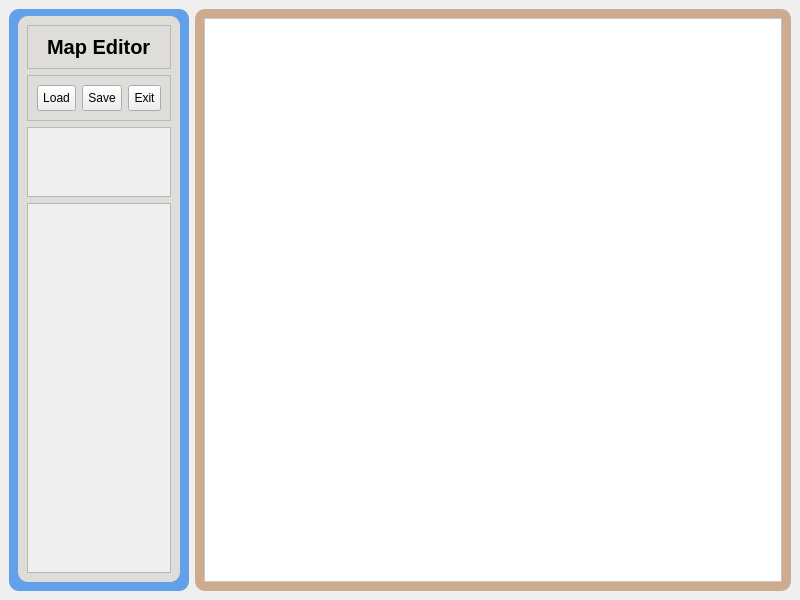
Qt form editor/MapEditor.ui (alejoordonez02/counter-strike-2d) before a commit.
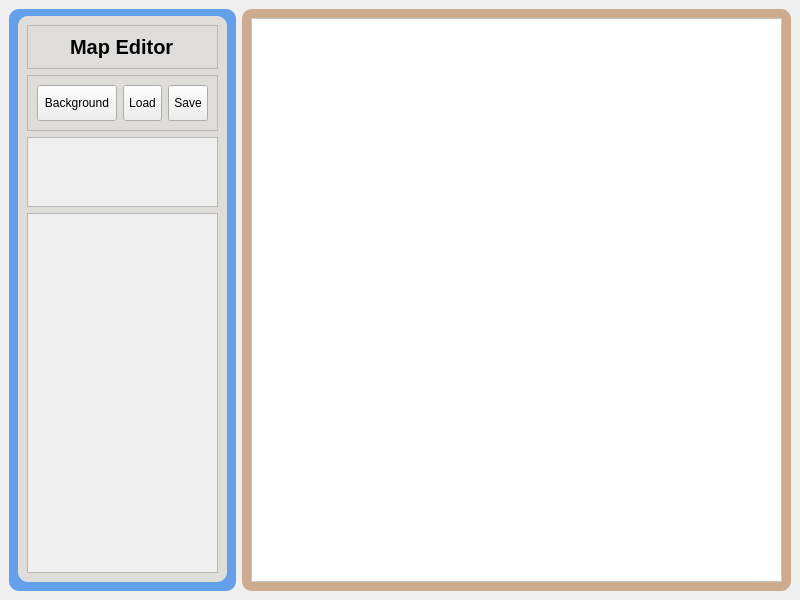
The same form after that commit. Icons and pictures are not drawn.

```diff
--- a/editor/MapEditor.ui
+++ b/editor/MapEditor.ui
@@ -13,6 +13,9 @@
   <property name="windowTitle">
    <string>MainWindow</string>
   </property>
+  <property name="styleSheet">
+   <string notr="true"/>
+  </property>
   <widget class="QWidget" name="centralwidget">
    <layout class="QHBoxLayout" name="horizontalLayout_3">
     <item>
@@ -49,7 +52,7 @@
        <property name="topMargin">
         <number>7</number>
        </property>
-       <item alignment="Qt::AlignRight">
+       <item>
         <widget class="QFrame" name="leftFrame">
          <property name="sizePolicy">
           <sizepolicy hsizetype="Fixed" vsizetype="Expanding">
@@ -84,6 +87,9 @@
               <bold>false</bold>
              </font>
             </property>
+            <property name="styleSheet">
+             <string notr="true"/>
+            </property>
             <property name="frameShape">
              <enum>QFrame::StyledPanel</enum>
             </property>
@@ -114,14 +120,23 @@
             </layout>
            </widget>
           </item>
-          <item alignment="Qt::AlignTop">
+          <item>
            <widget class="QFrame" name="buttonsFrame">
+            <property name="enabled">
+             <bool>true</bool>
+            </property>
             <property name="sizePolicy">
-             <sizepolicy hsizetype="MinimumExpanding" vsizetype="Expanding">
+             <sizepolicy hsizetype="Fixed" vsizetype="Fixed">
               <horstretch>0</horstretch>
               <verstretch>0</verstretch>
              </sizepolicy>
             </property>
+            <property name="minimumSize">
+             <size>
+              <width>0</width>
+              <height>56</height>
+             </size>
+            </property>
             <property name="cursor">
              <cursorShape>PointingHandCursor</cursorShape>
             </property>
@@ -146,28 +161,14 @@
              <enum>QFrame::Raised</enum>
             </property>
             <layout class="QHBoxLayout" name="horizontalLayout_5">
-             <item>
-              <widget class="QPushButton" name="ExitButton">
-               <property name="cursor">
-                <cursorShape>PointingHandCursor</cursorShape>
-               </property>
-               <property name="text">
-                <string>Exit</string>
-               </property>
-               <property name="icon">
-                <iconset resource="resources/resources.qrc">
-                 <normaloff>:/icons/icons/x-circle.svg</normaloff>:/icons/icons/x-circle.svg</iconset>
-               </property>
-               <property name="iconSize">
-                <size>
-                 <width>24</width>
-                 <height>24</height>
-                </size>
-               </property>
-              </widget>
-             </item>
              <item>
               <widget class="QPushButton" name="SaveButton">
+               <property name="sizePolicy">
+                <sizepolicy hsizetype="Minimum" vsizetype="Minimum">
+                 <horstretch>0</horstretch>
+                 <verstretch>0</verstretch>
+                </sizepolicy>
+               </property>
                <property name="cursor">
                 <cursorShape>PointingHandCursor</cursorShape>
                </property>
@@ -188,6 +189,15 @@
              </item>
              <item>
               <widget class="QPushButton" name="LoadButton">
+               <property name="enabled">
+                <bool>true</bool>
+               </property>
+               <property name="sizePolicy">
+                <sizepolicy hsizetype="Minimum" vsizetype="Minimum">
+                 <horstretch>0</horstretch>
+                 <verstretch>0</verstretch>
+                </sizepolicy>
+               </property>
                <property name="cursor">
                 <cursorShape>PointingHandCursor</cursorShape>
                </property>
@@ -218,6 +228,35 @@
                </property>
               </widget>
              </item>
+             <item>
+              <widget class="QPushButton" name="LoadBackgroundButton">
+               <property name="sizePolicy">
+                <sizepolicy hsizetype="Minimum" vsizetype="Minimum">
+                 <horstretch>0</horstretch>
+                 <verstretch>0</verstretch>
+                </sizepolicy>
+               </property>
+               <property name="cursor">
+                <cursorShape>PointingHandCursor</cursorShape>
+               </property>
+               <property name="styleSheet">
+                <string notr="true"/>
+               </property>
+               <property name="text">
+                <string>Background</string>
+               </property>
+               <property name="icon">
+                <iconset resource="resources/resources.qrc">
+                 <normaloff>:/icons/icons/edit-2.svg</normaloff>:/icons/icons/edit-2.svg</iconset>
+               </property>
+               <property name="iconSize">
+                <size>
+                 <width>24</width>
+                 <height>24</height>
+                </size>
+               </property>
+              </widget>
+             </item>
             </layout>
            </widget>
           </item>
@@ -240,7 +279,7 @@
               <rect>
                <x>0</x>
                <y>0</y>
-               <width>243</width>
+               <width>294</width>
                <height>68</height>
               </rect>
              </property>
@@ -272,7 +311,7 @@
               <rect>
                <x>0</x>
                <y>0</y>
-               <width>243</width>
+               <width>294</width>
                <height>361</height>
               </rect>
              </property>
@@ -361,7 +400,7 @@
            <rect>
             <x>0</x>
             <y>0</y>
-            <width>477</width>
+            <width>426</width>
             <height>562</height>
            </rect>
           </property>
```
Left out of the diff: 2 changed lines with no effect on the pictures.
